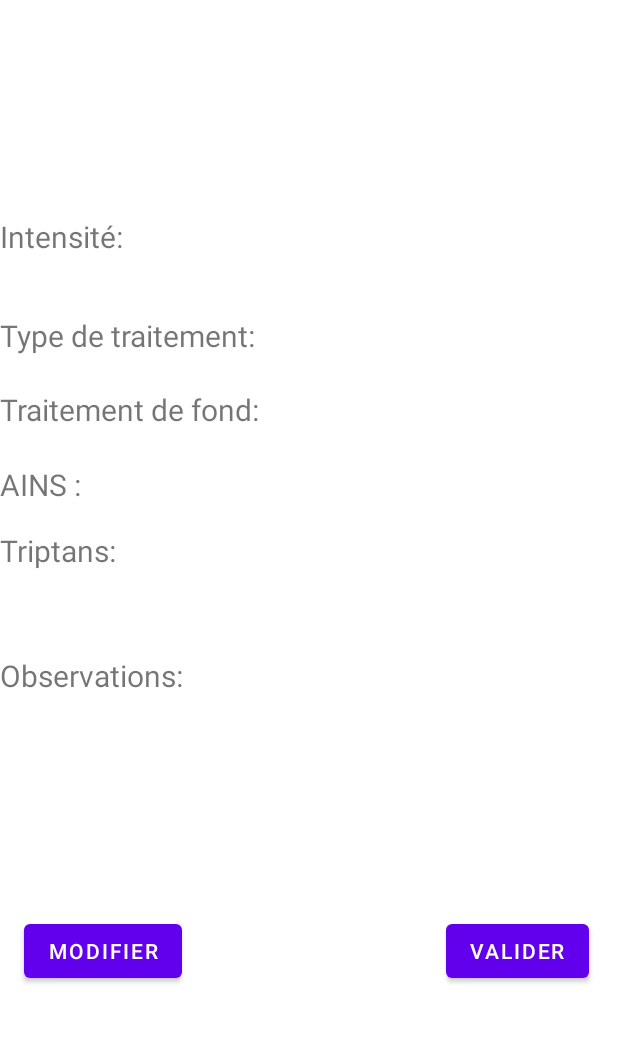
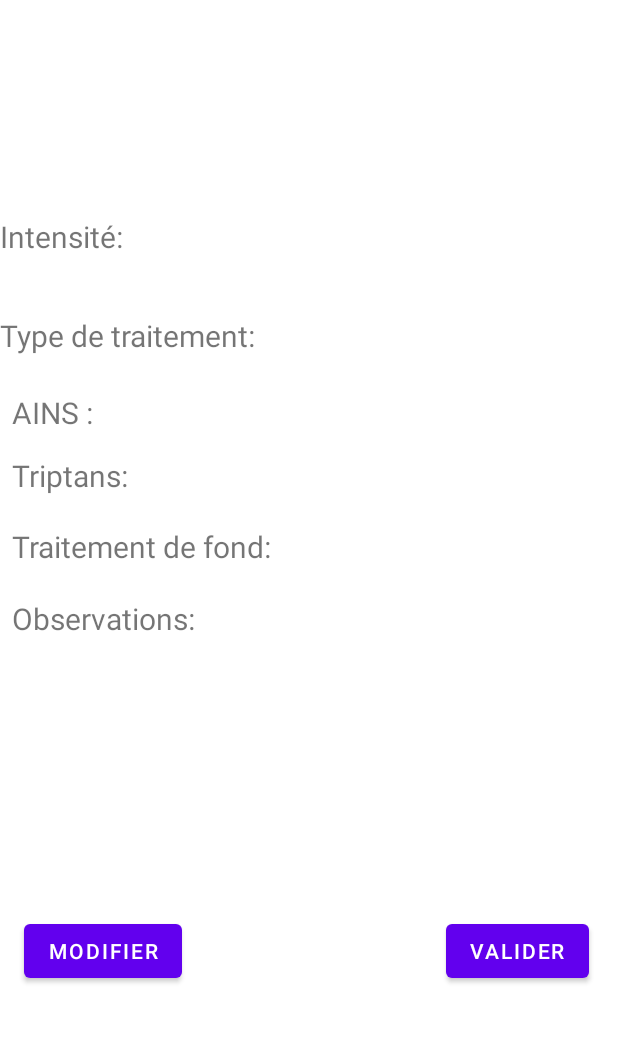
Before and after one commit to LucasVeliaBts/MigraineApp, an Android app: the Confirmer screen opened directly, with no data from a screen before it, on a phone screen of 412 x 824 dp, the part 177-1220 px from its top. Run offline under Robolectric (Android 15) with nearby library versions, the phone set to English and light mode, and no system bars.

```diff
--- a/app/src/main/java/com/example/migraineapp/MainActivity.kt
+++ b/app/src/main/java/com/example/migraineapp/MainActivity.kt
@@ -2,6 +2,7 @@ package com.example.migraineapp
 
 import android.app.DatePickerDialog
 import android.content.Intent
+import android.content.SharedPreferences
 import android.os.Bundle
 import android.view.View
 import android.widget.*
@@ -17,17 +18,22 @@ const val EXTRA_TRAITEMENTDEFONDS = "com.example.migraineapp.TRAITEMENTDEFONDS";
 const val EXTRA_OBSERVATIONS = "com.example.migraineapp.OBSERVATIONS";
 const val EXTRA_DATE = "com.example.migraineapp.DATE";
 
-const val EXTRA_INTENSITE_NB = "com.example.migraineapp.INTENSITE_NB";
-const val EXTRA_AINS_NB = "com.example.migraineapp.AINS_NB";
-const val EXTRA_TRIPTANS_NB = "com.example.migraineapp.TRIPTANS_NB";
-const val EXTRA_TRAITEMENTDEFONDS_NB = "com.example.migraineapp.TRAITEMENTDEFONDS_NB";
-const val EXTRA_OBSERVATIONS_NB = "com.example.migraineapp.OBSERVATIONS_NB";
+
+const val PREF_INTENSITE="com.rb.agenda.migraine.preferences"
+const val PREF_AINS="com.rb.agenda.migraine.preferences"
+const val PREF_TRIPTANS="com.rb.agenda.migraine.preferences"
+const val PREF_TRIATEMENTDEFONDS="com.rb.agenda.migraine.preferences"
+const val PREF_OBSERVATIONS="com.rb.agenda.migraine.preferences"
+
+
 
 
 class MainActivity : AppCompatActivity() {
     private lateinit var binding: ActivityMainBinding
     lateinit var boutonEnvoyer: Button
     lateinit var dpd: DatePickerDialog
+    lateinit var  sharedPreferences : SharedPreferences
+
     override fun onCreate(savedInstanceState: Bundle?) {
         super.onCreate(savedInstanceState)
         setContentView(R.layout.activity_main)
@@ -245,6 +251,7 @@ class MainActivity : AppCompatActivity() {
             }
         }
         boutonEnvoyer.setOnClickListener{
+
             callActivity()
         }
     }
--- a/app/src/main/res/layout/activity_confirmer.xml
+++ b/app/src/main/res/layout/activity_confirmer.xml
@@ -33,9 +33,9 @@
 
     <TextView
         android:id="@+id/textViewObservationsSelection"
-        android:layout_width="209dp"
-        android:layout_height="29dp"
-        android:layout_marginTop="48dp"
+        android:layout_width="204dp"
+        android:layout_height="28dp"
+        android:layout_marginTop="60dp"
         android:text="TextView"
         app:layout_constraintEnd_toEndOf="parent"
         app:layout_constraintHorizontal_bias="1.0"
@@ -47,7 +47,7 @@
         android:id="@+id/textViewTriptansSelection"
         android:layout_width="209dp"
         android:layout_height="29dp"
-        android:layout_marginTop="15dp"
+        android:layout_marginTop="12dp"
         android:text="TextView"
         app:layout_constraintEnd_toEndOf="parent"
         app:layout_constraintHorizontal_bias="1.0"
@@ -59,12 +59,12 @@
         android:id="@+id/textViewAINSSelection"
         android:layout_width="210dp"
         android:layout_height="32dp"
-        android:layout_marginTop="15dp"
+        android:layout_marginTop="12dp"
         android:text="TextView"
         app:layout_constraintEnd_toEndOf="parent"
         app:layout_constraintHorizontal_bias="1.0"
         app:layout_constraintStart_toEndOf="@+id/txtViewAINS"
-        app:layout_constraintTop_toBottomOf="@+id/textViewTraitementDeFondSelection"
+        app:layout_constraintTop_toBottomOf="@+id/txtViewTypeDeTraitementSelection"
         tools:ignore="MissingConstraints" />
 
     <TextView
@@ -83,11 +83,11 @@
         android:id="@+id/txtViewTriptans"
         android:layout_width="177dp"
         android:layout_height="31dp"
-        android:layout_marginTop="10dp"
+        android:layout_marginTop="8dp"
         android:text="Triptans:"
         android:textSize="20dp"
         app:layout_constraintEnd_toEndOf="parent"
-        app:layout_constraintHorizontal_bias="0.0"
+        app:layout_constraintHorizontal_bias="0.034"
         app:layout_constraintStart_toStartOf="parent"
         app:layout_constraintTop_toBottomOf="@+id/txtViewAINS"></TextView>
 
@@ -95,25 +95,23 @@
         android:id="@+id/txtViewAINS"
         android:layout_width="177dp"
         android:layout_height="34dp"
-        android:layout_marginTop="10dp"
+        android:layout_marginStart="8dp"
+        android:layout_marginTop="12dp"
         android:text="AINS :"
         android:textSize="20dp"
-        app:layout_constraintEnd_toEndOf="parent"
-        app:layout_constraintHorizontal_bias="0.0"
         app:layout_constraintStart_toStartOf="parent"
-        app:layout_constraintTop_toBottomOf="@+id/txtViewTraitementDeFond"></TextView>
+        app:layout_constraintTop_toBottomOf="@+id/txtViewTypeDeTraitementSelection"></TextView>
 
     <TextView
         android:id="@+id/txtViewTraitementDeFond"
         android:layout_width="177dp"
         android:layout_height="40dp"
-        android:layout_marginTop="10dp"
+        android:layout_marginStart="8dp"
+        android:layout_marginTop="16dp"
         android:text="Traitement de fond:"
         android:textSize="20dp"
-        app:layout_constraintEnd_toEndOf="parent"
-        app:layout_constraintHorizontal_bias="0.0"
         app:layout_constraintStart_toStartOf="parent"
-        app:layout_constraintTop_toBottomOf="@+id/txtViewTypeDeTraitementSelection"></TextView>
+        app:layout_constraintTop_toBottomOf="@+id/txtViewTriptans"></TextView>
 
     <TextView
         android:id="@+id/txtViewIntensite"
@@ -145,7 +143,8 @@
         android:id="@+id/textViewObservations"
         android:layout_width="177dp"
         android:layout_height="28dp"
-        android:layout_marginTop="52dp"
+        android:layout_marginStart="8dp"
+        android:layout_marginTop="64dp"
         android:text="Observations:"
         android:textSize="20dp"
         app:layout_constraintStart_toStartOf="parent"
@@ -155,12 +154,13 @@
         android:id="@+id/textViewTraitementDeFondSelection"
         android:layout_width="208dp"
         android:layout_height="36dp"
-        android:layout_marginTop="10dp"
+        android:layout_marginStart="8dp"
+        android:layout_marginTop="12dp"
         android:text="TextView"
         app:layout_constraintEnd_toEndOf="parent"
         app:layout_constraintHorizontal_bias="1.0"
         app:layout_constraintStart_toEndOf="@+id/txtViewTraitementDeFond"
-        app:layout_constraintTop_toBottomOf="@+id/txtViewTypeDeTraitementSelection"
+        app:layout_constraintTop_toBottomOf="@+id/textViewTriptansSelection"
         tools:ignore="MissingConstraints" />
 
     <TextView
```
